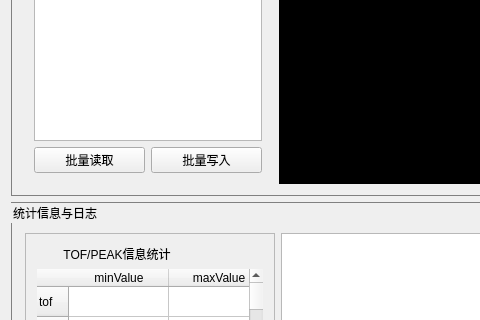
Old version of the form mainwindow.ui in the repository heathen557/linearArrayUSB; both pictures show x 0 to 480 and y 328 to 648 of the 1385 by 738 pixel window.
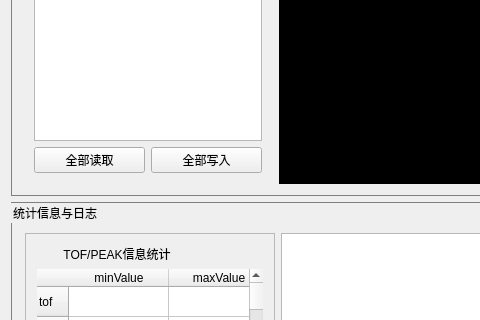
New version of the form. The open tabs and pages were chosen to show the change. Icons and pictures are not drawn. Custom widgets are drawn as their Qt base class.

Commit message: 1、添加了单个寄存器界面的版本；还未添加信号转发器

What changed in the file:
```diff
--- a/mainwindow.ui
+++ b/mainwindow.ui
@@ -308,14 +308,14 @@
              <item>
               <widget class="QPushButton" name="pushButton_2">
                <property name="text">
-                <string>批量读取</string>
+                <string>全部读取</string>
                </property>
               </widget>
              </item>
              <item>
               <widget class="QPushButton" name="pushButton_3">
                <property name="text">
-                <string>批量写入</string>
+                <string>全部写入</string>
                </property>
               </widget>
              </item>
```
Left out of the diff: 5 changed lines with no effect on the pictures. The commit also changes 4 other files.
